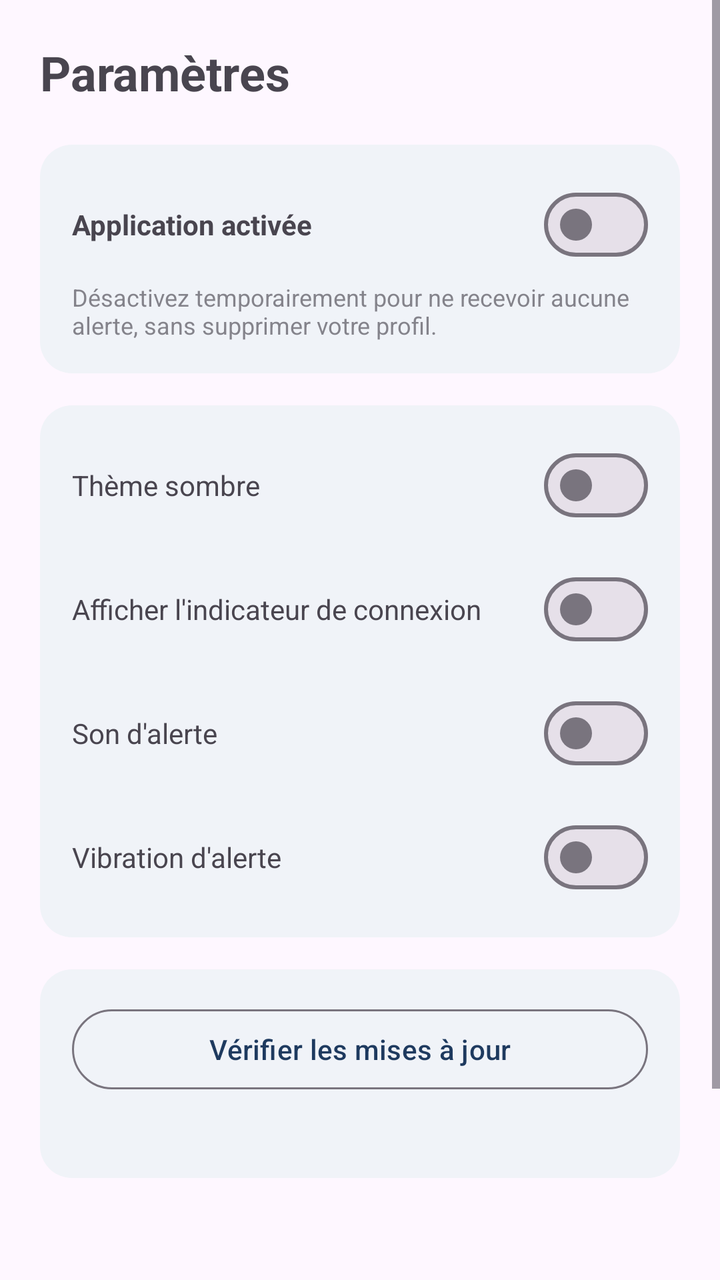
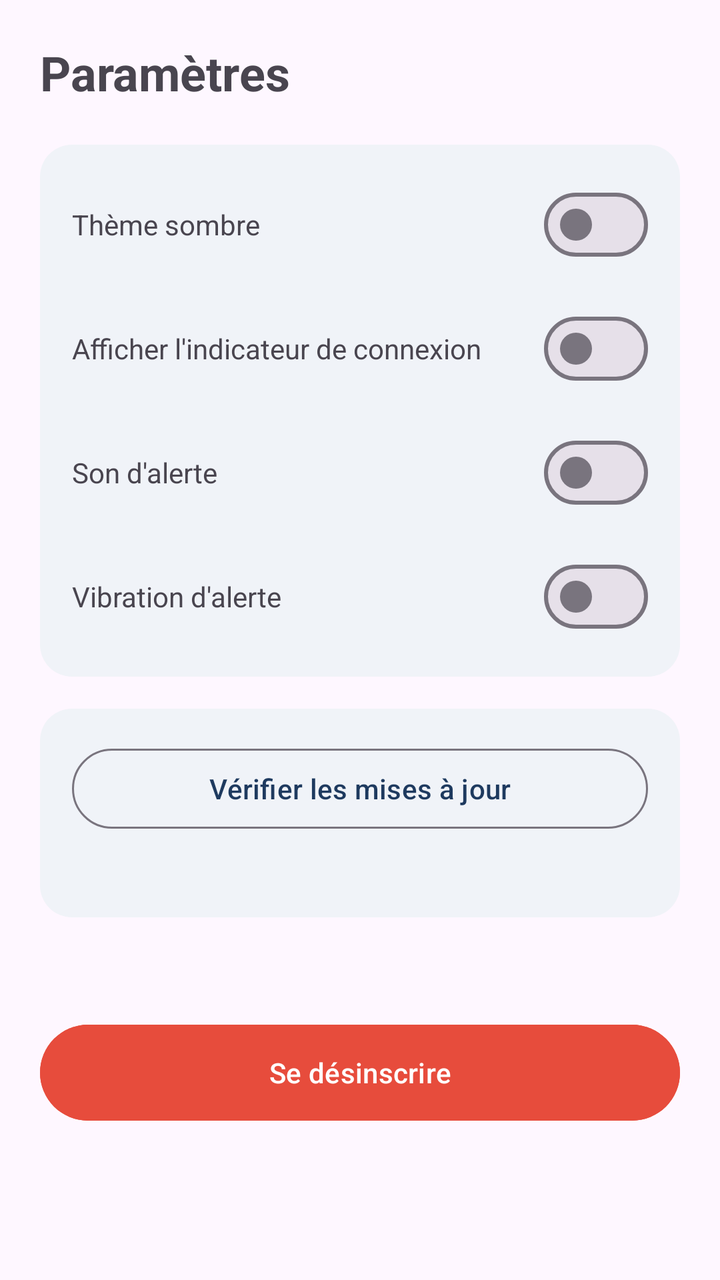

Two renders of the same Android screen: before a commit and after it. Below are the layout's source before the change and the commit's diff.
<!-- AndroidManifest.xml: application theme Theme.IlineEmergency -->
<!-- res/layout/fragment_settings.xml -->
<?xml version="1.0" encoding="utf-8"?>
<ScrollView xmlns:android="http://schemas.android.com/apk/res/android"
    xmlns:app="http://schemas.android.com/apk/res-auto"
    android:layout_width="match_parent"
    android:layout_height="match_parent">

    <LinearLayout
        android:layout_width="match_parent"
        android:layout_height="wrap_content"
        android:orientation="vertical"
        android:padding="20dp">

        <TextView
            android:layout_width="wrap_content"
            android:layout_height="wrap_content"
            android:text="@string/settings_title"
            android:textSize="24sp"
            android:textStyle="bold"
            android:layout_marginBottom="20dp" />

        
        <LinearLayout
            android:layout_width="match_parent"
            android:layout_height="wrap_content"
            android:orientation="vertical"
            android:background="@drawable/bg_card"
            android:padding="16dp"
            android:layout_marginBottom="16dp">

            <LinearLayout
                android:layout_width="match_parent"
                android:layout_height="wrap_content"
                android:orientation="horizontal"
                android:gravity="center_vertical">
                <TextView
                    android:layout_width="0dp"
                    android:layout_height="wrap_content"
                    android:layout_weight="1"
                    android:text="@string/setting_app_enabled"
                    android:textStyle="bold" />
                <com.google.android.material.materialswitch.MaterialSwitch
                    android:id="@+id/switchAppEnabled"
                    android:layout_width="wrap_content"
                    android:layout_height="wrap_content" />
            </LinearLayout>

            <TextView
                android:layout_width="match_parent"
                android:layout_height="wrap_content"
                android:text="@string/setting_app_enabled_hint"
                android:textSize="12sp"
                android:alpha="0.65"
                android:layout_marginTop="4dp" />
        </LinearLayout>

        <LinearLayout
            android:layout_width="match_parent"
            android:layout_height="wrap_content"
            android:orientation="vertical"
            android:background="@drawable/bg_card"
            android:padding="16dp"
            android:layout_marginBottom="16dp">

            <LinearLayout
                android:layout_width="match_parent"
                android:layout_height="wrap_content"
                android:orientation="horizontal"
                android:gravity="center_vertical"
                android:layout_marginBottom="14dp">
                <TextView
                    android:layout_width="0dp"
                    android:layout_height="wrap_content"
                    android:layout_weight="1"
                    android:text="@string/setting_dark_theme" />
                <com.google.android.material.materialswitch.MaterialSwitch
                    android:id="@+id/switchDarkTheme"
                    android:layout_width="wrap_content"
                    android:layout_height="wrap_content" />
            </LinearLayout>

            <LinearLayout
                android:layout_width="match_parent"
                android:layout_height="wrap_content"
                android:orientation="horizontal"
                android:gravity="center_vertical"
                android:layout_marginBottom="14dp">
                <TextView
                    android:layout_width="0dp"
                    android:layout_height="wrap_content"
                    android:layout_weight="1"
                    android:text="@string/setting_show_status_bar" />
                <com.google.android.material.materialswitch.MaterialSwitch
                    android:id="@+id/switchShowStatusBar"
                    android:layout_width="wrap_content"
                    android:layout_height="wrap_content" />
            </LinearLayout>

            <LinearLayout
                android:layout_width="match_parent"
                android:layout_height="wrap_content"
                android:orientation="horizontal"
                android:gravity="center_vertical"
                android:layout_marginBottom="14dp">
                <TextView
                    android:layout_width="0dp"
                    android:layout_height="wrap_content"
                    android:layout_weight="1"
                    android:text="@string/setting_alert_sound" />
                <com.google.android.material.materialswitch.MaterialSwitch
                    android:id="@+id/switchAlertSound"
                    android:layout_width="wrap_content"
                    android:layout_height="wrap_content" />
            </LinearLayout>

            <LinearLayout
                android:layout_width="match_parent"
                android:layout_height="wrap_content"
                android:orientation="horizontal"
                android:gravity="center_vertical">
                <TextView
                    android:layout_width="0dp"
                    android:layout_height="wrap_content"
                    android:layout_weight="1"
                    android:text="@string/setting_alert_vibration" />
                <com.google.android.material.materialswitch.MaterialSwitch
                    android:id="@+id/switchAlertVibration"
                    android:layout_width="wrap_content"
                    android:layout_height="wrap_content" />
            </LinearLayout>
        </LinearLayout>

        <LinearLayout
            android:layout_width="match_parent"
            android:layout_height="wrap_content"
            android:orientation="vertical"
            android:background="@drawable/bg_card"
            android:padding="16dp"
            android:layout_marginBottom="16dp">

            <com.google.android.material.button.MaterialButton
                android:id="@+id/buttonCheckUpdates"
                style="@style/Widget.Material3.Button.OutlinedButton"
                android:layout_width="match_parent"
                android:layout_height="wrap_content"
                android:textAllCaps="false"
                android:text="@string/setting_check_updates" />

            <TextView
                android:id="@+id/textUpdateStatus"
                android:layout_width="match_parent"
                android:layout_height="wrap_content"
                android:textSize="12sp"
                android:alpha="0.7"
                android:layout_marginTop="8dp" />
        </LinearLayout>

        <TextView
            android:id="@+id/textActiveProfile"
            android:layout_width="match_parent"
            android:layout_height="wrap_content"
            android:textSize="13sp"
            android:alpha="0.7"
            android:layout_marginBottom="16dp" />

        <com.google.android.material.button.MaterialButton
            android:id="@+id/buttonDeregister"
            android:layout_width="match_parent"
            android:layout_height="56dp"
            android:textAllCaps="false"
            app:cornerRadius="28dp"
            android:text="@string/action_deregister"
            android:backgroundTint="@color/brand_accent" />

        <TextView
            android:id="@+id/textFooter"
            android:layout_width="match_parent"
            android:layout_height="wrap_content"
            android:gravity="center"
            android:textSize="10sp"
            android:alpha="0.5"
            android:layout_marginTop="24dp" />

    </LinearLayout>
</ScrollView>
<!-- resources referenced by this layout -->
<resources>
  <color name="brand_accent">#E74C3C</color>
  <!-- drawable bg_card (drawable) -->
  <?xml version="1.0" encoding="utf-8"?>
  <shape xmlns:android="http://schemas.android.com/apk/res/android" android:shape="rectangle">
      <corners android:radius="16dp" />
      <solid android:color="#F0F3F8" />
  </shape>
  <string name="action_deregister">Se désinscrire</string>
  <string name="setting_alert_sound">Son d\'alerte</string>
  <string name="setting_alert_vibration">Vibration d\'alerte</string>
  <string name="setting_app_enabled">Application activée</string>
  <string name="setting_app_enabled_hint">Désactivez temporairement pour ne recevoir aucune alerte, sans supprimer votre profil.</string>
  <string name="setting_check_updates">Vérifier les mises à jour</string>
  <string name="setting_dark_theme">Thème sombre</string>
  <string name="setting_show_status_bar">Afficher l\'indicateur de connexion</string>
  <string name="settings_title">Paramètres</string>
  <style name="Theme.IlineEmergency" parent="Theme.Material3.DayNight.NoActionBar">
          <item name="colorPrimary">@color/brand_primary</item>
          <item name="colorPrimaryDark">@color/brand_primary_dark</item>
          <item name="colorAccent">@color/brand_accent</item>
          <item name="android:statusBarColor" tools:targetApi="l">@color/brand_primary_dark</item>
      </style>
  <color name="brand_primary">#1E3A5F</color>
  <color name="brand_primary_dark">#12253E</color>
</resources>

<!-- the commit's change to res/layout/fragment_settings.xml (unified diff, before → after) -->
@@ -19,39 +19,6 @@
             android:layout_marginBottom="20dp" />
 
         
-        <LinearLayout
-            android:layout_width="match_parent"
-            android:layout_height="wrap_content"
-            android:orientation="vertical"
-            android:background="@drawable/bg_card"
-            android:padding="16dp"
-            android:layout_marginBottom="16dp">
-
-            <LinearLayout
-                android:layout_width="match_parent"
-                android:layout_height="wrap_content"
-                android:orientation="horizontal"
-                android:gravity="center_vertical">
-                <TextView
-                    android:layout_width="0dp"
-                    android:layout_height="wrap_content"
-                    android:layout_weight="1"
-                    android:text="@string/setting_app_enabled"
-                    android:textStyle="bold" />
-                <com.google.android.material.materialswitch.MaterialSwitch
-                    android:id="@+id/switchAppEnabled"
-                    android:layout_width="wrap_content"
-                    android:layout_height="wrap_content" />
-            </LinearLayout>
-
-            <TextView
-                android:layout_width="match_parent"
-                android:layout_height="wrap_content"
-                android:text="@string/setting_app_enabled_hint"
-                android:textSize="12sp"
-                android:alpha="0.65"
-                android:layout_marginTop="4dp" />
-        </LinearLayout>
 
         <LinearLayout
             android:layout_width="match_parent"
@@ -169,7 +136,8 @@
             android:textAllCaps="false"
             app:cornerRadius="28dp"
             android:text="@string/action_deregister"
-            android:backgroundTint="@color/brand_accent" />
+            android:backgroundTint="@color/brand_accent"
+            android:textColor="#FFFFFF" />
 
         <TextView
             android:id="@+id/textFooter"
<!-- resource entries referenced after the edit -->
@@ -10,8 +10,6 @@
   <string name="action_deregister">Se désinscrire</string>
   <string name="setting_alert_sound">Son d\'alerte</string>
   <string name="setting_alert_vibration">Vibration d\'alerte</string>
-  <string name="setting_app_enabled">Application activée</string>
-  <string name="setting_app_enabled_hint">Désactivez temporairement pour ne recevoir aucune alerte, sans supprimer votre profil.</string>
   <string name="setting_check_updates">Vérifier les mises à jour</string>
   <string name="setting_dark_theme">Thème sombre</string>
   <string name="setting_show_status_bar">Afficher l\'indicateur de connexion</string>
